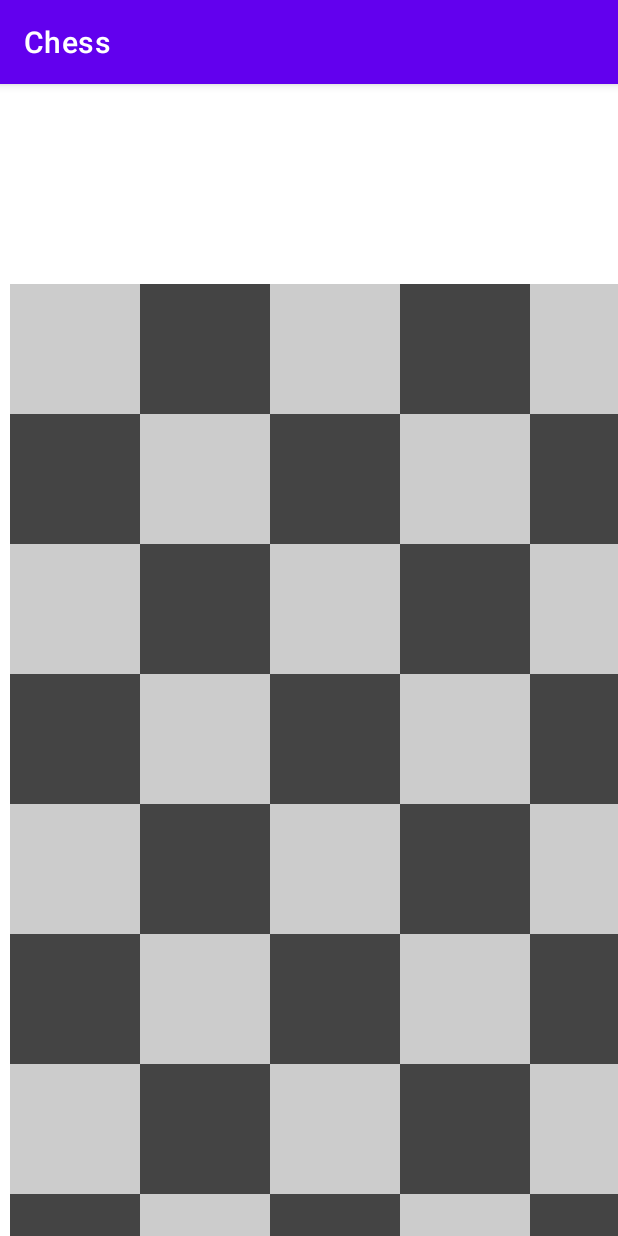
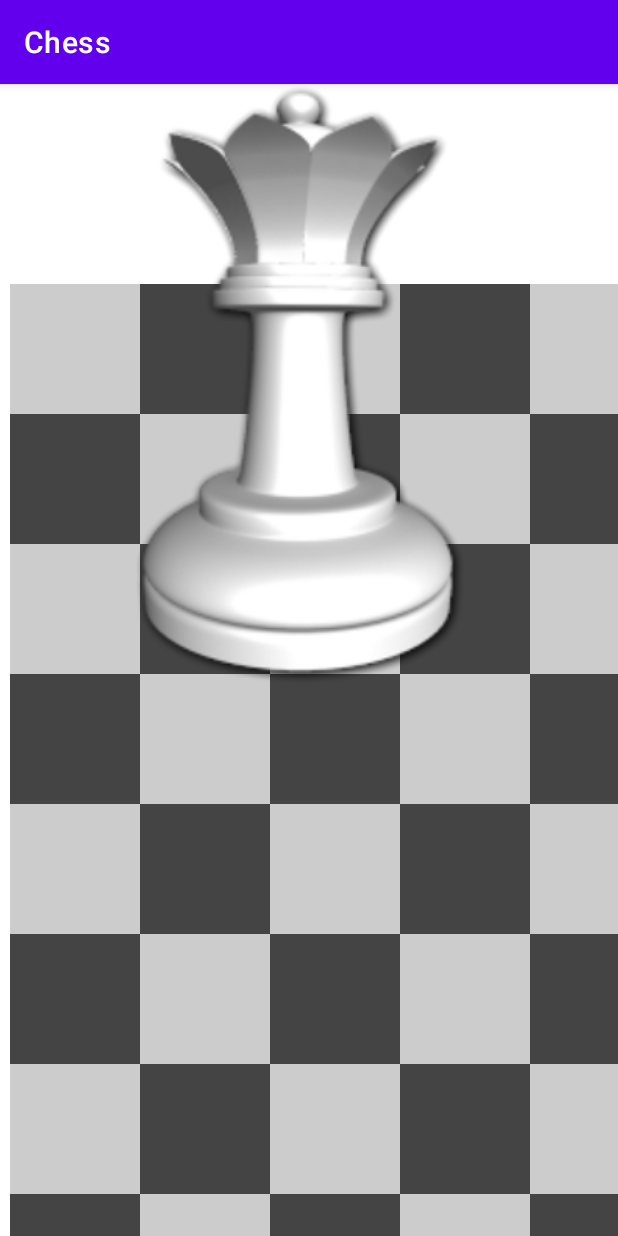
Before and after one commit to fegusta/chess-kotlin, an Android app: the screen it shows after launch (MainActivity), on a phone screen of 412 x 824 dp. Run offline under Robolectric (Android 15) with nearby library versions, the phone set to English and light mode, and no system bars.

```diff
--- a/app/src/main/java/com/fegusta/chess/ChessView.kt
+++ b/app/src/main/java/com/fegusta/chess/ChessView.kt
@@ -1,9 +1,7 @@
 package com.fegusta.chess
 
 import android.content.Context
-import android.graphics.Canvas
-import android.graphics.Color
-import android.graphics.Paint
+import android.graphics.*
 import android.util.AttributeSet
 import android.view.View
 
@@ -21,5 +19,8 @@ class ChessView(context: Context?, attrs: AttributeSet?) : View(context, attrs)
                 canvas?.drawRect(originX + i * cellSide,originY + j * cellSide,originX + (i + 1) * cellSide, originY + (j + 1) * cellSide, paint)
             }
         }
+
+        val whiteQueenBitmap = BitmapFactory.decodeResource(resources, R.drawable.queen_white)
+        canvas?.drawBitmap(whiteQueenBitmap, null, Rect(0,0,600,600), paint)
     }
 }
```
Also changed, not shown: app/src/main/res/drawable/bishop_black.png (added), app/src/main/res/drawable/bishop_white.png (added), app/src/main/res/drawable/king_black.png (added), app/src/main/res/drawable/king_white.png (added), app/src/main/res/drawable/knight_black.png (added), app/src/main/res/drawable/knight_white.png (added), app/src/main/res/drawable/pawn_black.png (added), app/src/main/res/drawable/pawn_white.png (added), app/src/main/res/drawable/queen_black.png (added), app/src/main/res/drawable/queen_white.png (added), app/src/main/res/drawable/rook_black.png (added), app/src/main/res/drawable/rook_white.png (added).
